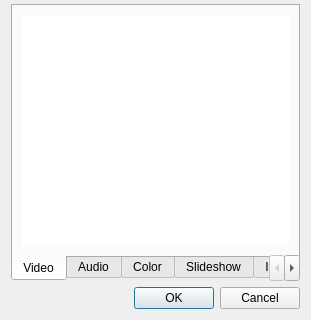
Old version of the form src/widgets/clipproperties_ui.ui in the repository KDE/kdenlive; both pictures show x 0 to 311 and y 151 to 471 of the 311 by 471 pixel window.
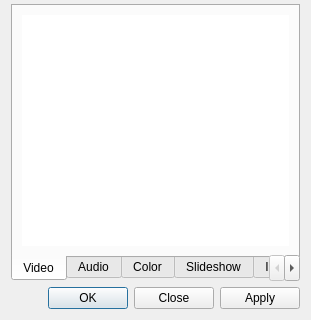
New version of the form. Custom widgets are drawn as their Qt base class.

Commit message: Allow to display several clip properties, force clip properties can be applied without closing properties dialog

Diff of the .ui file:
```diff
--- a/src/widgets/clipproperties_ui.ui
+++ b/src/widgets/clipproperties_ui.ui
@@ -85,7 +85,7 @@
       <enum>Qt::Horizontal</enum>
      </property>
      <property name="standardButtons">
-      <set>QDialogButtonBox::Cancel|QDialogButtonBox::Ok</set>
+      <set>QDialogButtonBox::Apply|QDialogButtonBox::Close|QDialogButtonBox::Ok</set>
      </property>
     </widget>
    </item>
```
The commit also changes 6 other files.
